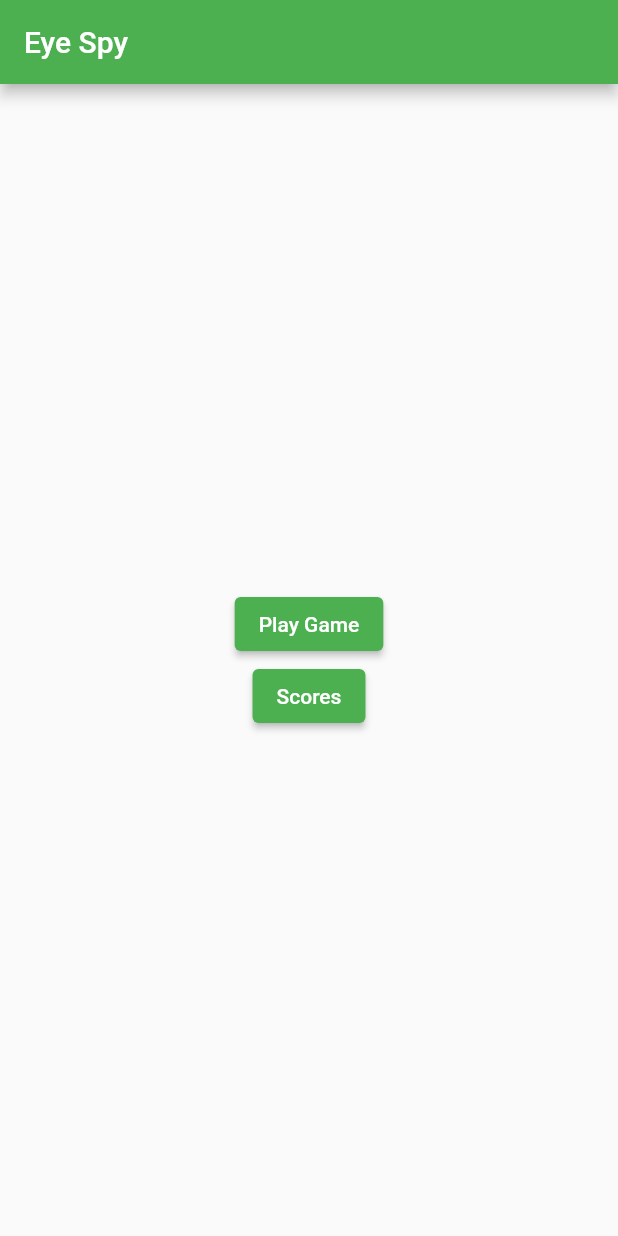
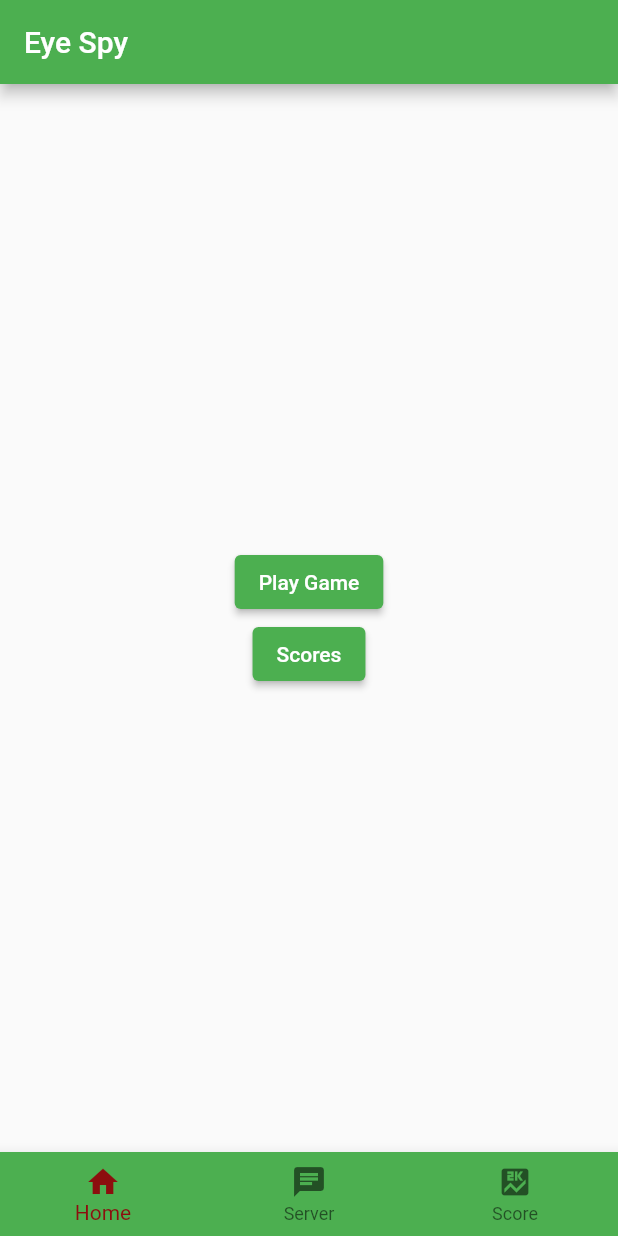
Before and after one commit to Alexandria213/Network-Effect, a Flutter app: the screen it shows after launch, on a phone screen of 412 x 824 dp. Run offline on Flutter 3.47's test engine with Material 2 defaults, Android fonts, the phone set to English and light mode, and no system bars; our stand-ins replace camera, chat_bubbles, firebase_storage, image_picker; missing offline and left inert: mutex, network_info_plus; accounts and stored records are empty.

Commit message:
Linked all the pages

```diff
--- a/ispy_game/lib/game_chat.dart
+++ b/ispy_game/lib/game_chat.dart
@@ -1,6 +1,6 @@
 import 'dart:math';
 
-import 'package:camera/camera.dart';
+// import 'package:camera/camera.dart';
 import 'package:chat_bubbles/chat_bubbles.dart';
 import 'package:firebase_storage/firebase_storage.dart';
 import 'package:flutter/material.dart';
@@ -168,4 +168,6 @@ class _ChatScreenState extends State<ChatScreen> {
       ),
     );
   }
+
+  availableCameras() {}
 }
--- a/ispy_game/lib/home_screen.dart
+++ b/ispy_game/lib/home_screen.dart
@@ -1,6 +1,7 @@
 import 'package:flutter/material.dart';
 import 'package:ispy_game/scoring.dart';
 import 'package:ispy_game/server.dart';
+import 'package:ispy_game/nav.dart';
 
 class Home extends StatefulWidget {
   const Home({super.key});
--- a/ispy_game/lib/list_friends.dart
+++ b/ispy_game/lib/list_friends.dart
@@ -1,5 +1,6 @@
 import 'package:flutter/material.dart';
 import 'package:ispy_game/friends.dart';
+import 'package:ispy_game/nav.dart';
 
 typedef FriendListChatCallback = Function(Friend item);
 typedef FriendListEditCallback = Function(Friend item);
--- a/ispy_game/lib/main.dart
+++ b/ispy_game/lib/main.dart
@@ -1,30 +1,103 @@
+// import 'package:flutter/material.dart';
+// import 'package:ispy_game/home_screen.dart';
+// import 'dart:async';
+// import 'dart:io';
+// import 'package:ispy_game/nav.dart';
+// // import 'package:camera/camera.dart';
+
+// main() {
+//   // Ensure that plugin services are initialized so that `availableCameras()`
+//   // can be called before `runApp()`
+//   WidgetsFlutterBinding.ensureInitialized();
+//   runApp(const EyeSpy());
+// }
+
+// class EyeSpy extends StatelessWidget {
+//   const EyeSpy({super.key});
+
+//   // This widget is the root of your application.
+//   @override
+//   Widget build(BuildContext context) {
+//     return MaterialApp(
+//       title: 'Eye Spy',
+//       theme: ThemeData(
+//         // This is the theme of your application.
+//         primarySwatch: Colors.green,
+//       ),
+//       home: const Home(),
+//     );
+//   }
+// }
+
 import 'package:flutter/material.dart';
 import 'package:ispy_game/home_screen.dart';
-import 'dart:async';
-import 'dart:io';
+import 'package:ispy_game/image_selection_screen.dart';
+import 'package:ispy_game/list_friends.dart';
+import 'package:ispy_game/takepictureScreen.dart';
+import 'package:ispy_game/send_image_screen.dart';
+import 'package:ispy_game/scoring.dart';
+import 'package:ispy_game/server.dart';
+import 'package:ispy_game/game_chat.dart';
+import 'package:ispy_game/friends.dart';
+import 'package:ispy_game/main.dart';
 
-import 'package:camera/camera.dart';
-
-main() {
-  // Ensure that plugin services are initialized so that `availableCameras()`
-  // can be called before `runApp()`
-  WidgetsFlutterBinding.ensureInitialized();
-  runApp(const EyeSpy());
+void main() {
+  runApp(const MyApp());
 }
 
-class EyeSpy extends StatelessWidget {
-  const EyeSpy({super.key});
+class MyApp extends StatelessWidget {
+  const MyApp({Key? key}) : super(key: key);
 
-  // This widget is the root of your application.
   @override
   Widget build(BuildContext context) {
     return MaterialApp(
-      title: 'Eye Spy',
-      theme: ThemeData(
-        // This is the theme of your application.
-        primarySwatch: Colors.green,
+        title: 'Weather App',
+        theme: ThemeData(
+          primarySwatch: Colors.green,
+        ),
+        home: const NavigationScaffold());
+  }
+}
+
+class NavigationScaffold extends StatefulWidget {
+  const NavigationScaffold({super.key});
+
+  @override
+  State<NavigationScaffold> createState() => _NavigationScaffoldState();
+}
+
+class _NavigationScaffoldState extends State<NavigationScaffold> {
+  int screenIndex = 0;
+  final screens = [
+    Home(),
+    Scoring(),
+    Server(),
+    // SendImageScreen(),
+  ];
+
+  void updateScreenIndex(int newScreenIndex) {
+    setState(() {
+      screenIndex = newScreenIndex;
+    });
+  }
+
+  @override
+  Widget build(BuildContext context) {
+    return Scaffold(
+      body: screens[screenIndex],
+      bottomNavigationBar: BottomNavigationBar(
+        currentIndex: screenIndex,
+        items: const [
+          BottomNavigationBarItem(icon: Icon(Icons.home), label: "Home"),
+          BottomNavigationBarItem(icon: Icon(Icons.chat), label: "Server"),
+          BottomNavigationBarItem(icon: Icon(Icons.score), label: "Score"),
+
+          // BottomNavigationBarItem(icon: Icon(Icons.image), label: "SendImage"),
+        ],
+        onTap: updateScreenIndex,
+        selectedItemColor: Color.fromARGB(255, 140, 14, 14),
+        backgroundColor: Theme.of(context).primaryColor,
       ),
-      home: const Home(),
     );
   }
 }
```
Also changed, not shown: 1 other file.
